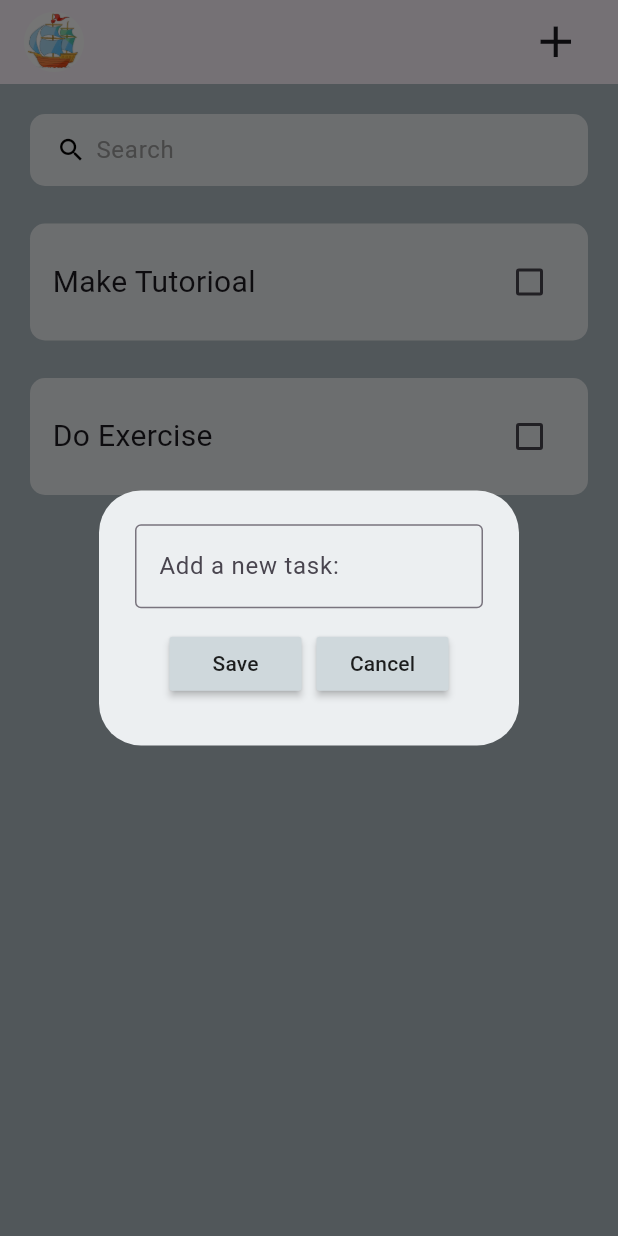
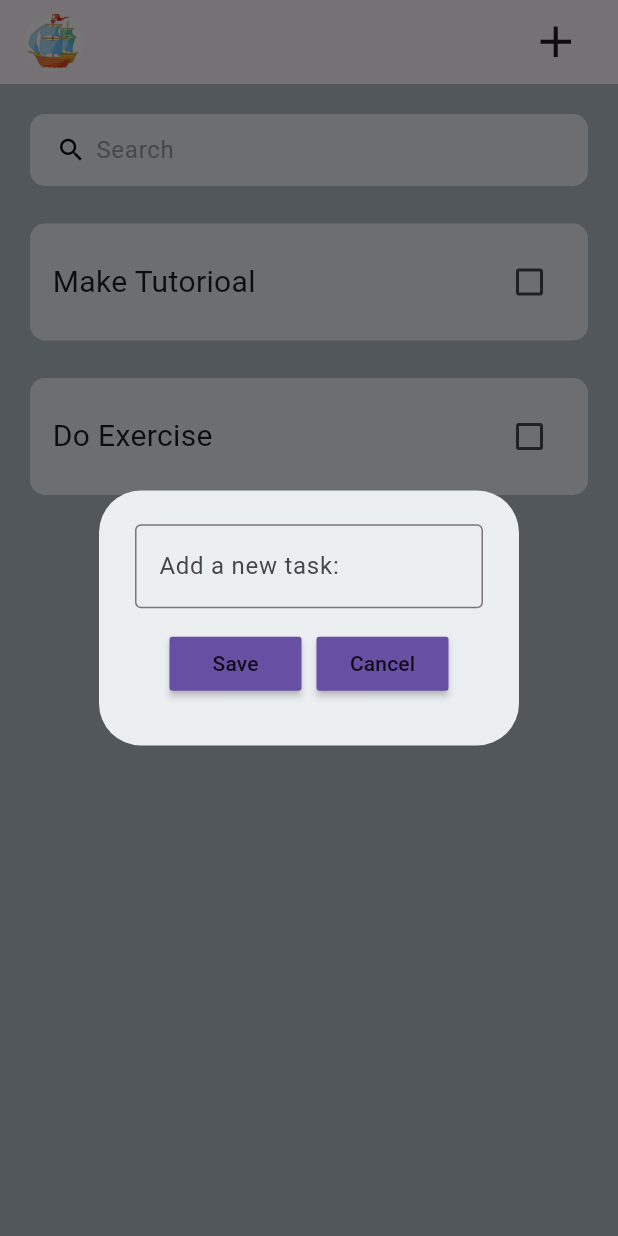
Before and after one commit to SaMan-I/flutter_course, a Flutter app: the screen it shows after launch, after a tap on the "add" icon, on a phone screen of 412 x 824 dp. Run offline on Flutter 3.47's test engine with Material 3 defaults, Android fonts, the phone set to English and light mode, and no system bars; drawn by our look-alikes of flutter_slidable; our stand-ins replace audioplayers, bloc, bloc_concurrency, dio, equatable, flutter_bloc and 5 more; accounts and stored records are empty.

Commit message:
added toDo project

```diff
--- a/to_do_app/lib/data/date_base.dart
+++ b/to_do_app/lib/data/date_base.dart
@@ -18,4 +18,6 @@ class ToDoDateBase {
   void updateDateBase() {
     _myBox.put('TODOLIST', toDoList);
   }
+
+
 }
--- a/to_do_app/lib/home_page/home_page.dart
+++ b/to_do_app/lib/home_page/home_page.dart
@@ -96,7 +96,7 @@ class _HomePageState extends State<HomePage> {
         ),
       ),
       body: Container(
-        padding:const EdgeInsets.symmetric(
+        padding: const EdgeInsets.symmetric(
           horizontal: 20,
           vertical: 20,
         ),
--- a/to_do_app/lib/main.dart
+++ b/to_do_app/lib/main.dart
@@ -6,9 +6,7 @@ import 'home_page/home_page.dart';
 
 void main() async {
   await Hive.initFlutter();
-
   var box = await Hive.openBox('mybox');
-
   runApp(const MyApp());
 }
 
--- a/to_do_app/lib/utilite/dailog_box.dart
+++ b/to_do_app/lib/utilite/dailog_box.dart
@@ -2,11 +2,11 @@ import 'package:flutter/material.dart';
 import 'package:to_do_app/utilite/my_buttons.dart';
 
 class DialogBox extends StatelessWidget {
-  final controller;
-  VoidCallback onSave;
-  VoidCallback onCansel;
+  final TextEditingController controller;
+  final VoidCallback onSave;
+  final VoidCallback onCansel;
 
-  DialogBox({
+  const DialogBox({
     super.key,
     required this.controller,
     required this.onSave,
--- a/to_do_app/lib/utilite/my_buttons.dart
+++ b/to_do_app/lib/utilite/my_buttons.dart
@@ -2,9 +2,9 @@ import 'package:flutter/material.dart';
 
 class MyButtons extends StatelessWidget {
   final String text;
-  VoidCallback onPressed;
+  final VoidCallback onPressed;
 
-  MyButtons({
+  const MyButtons({
     super.key,
     required this.text,
     required this.onPressed,
@@ -14,7 +14,7 @@ class MyButtons extends StatelessWidget {
   Widget build(BuildContext context) {
     return MaterialButton(
       onPressed: onPressed,
-      color: Colors.blueGrey[100],
+      color: Theme.of(context).primaryColor,
       child: Text(text),
     );
   }
--- a/to_do_app/lib/utilite/to_do_tile.dart
+++ b/to_do_app/lib/utilite/to_do_tile.dart
@@ -4,10 +4,10 @@ import 'package:flutter_slidable/flutter_slidable.dart';
 class ToDoTile extends StatelessWidget {
   final String taskName;
   final bool taskComplated;
-  Function(bool?)? onChanged;
-  Function(BuildContext)? deleteFunction;
+  final Function(bool?)? onChanged;
+  final Function(BuildContext)? deleteFunction;
 
-  ToDoTile({
+  const ToDoTile({
     super.key,
     required this.taskName,
     required this.taskComplated,
```
